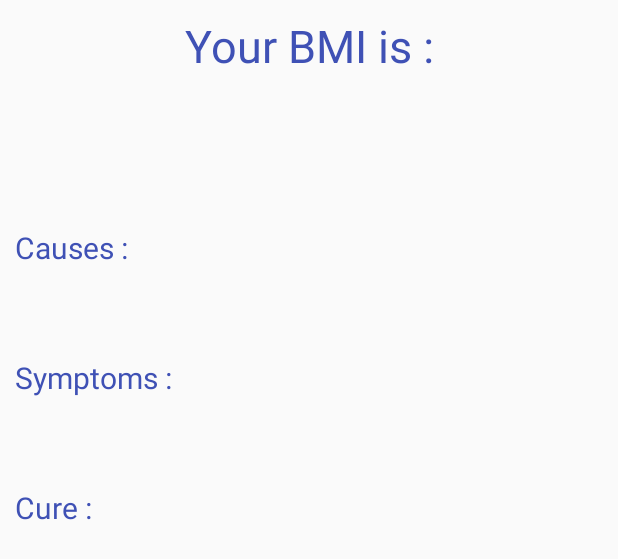
After one commit to t2013anurag/Know-Your-Disesase, an Android app: the layout disease_view.xml on its own in the app's theme, with its tools: preview values and no code run, on a phone screen of 412 x 824 dp. The commit adds this screen. Shown: the top 559 px of the screen. Run offline under Robolectric (Android 15) with nearby library versions, the phone set to English and light mode, and no system bars.

Commit message:
Rendered Views and Error Debugginh

```diff
--- a/app/build.gradle
+++ b/app/build.gradle
@@ -24,4 +24,6 @@ dependencies {
     testCompile 'junit:junit:4.12'
     compile 'com.android.support:appcompat-v7:23.2.1'
     compile 'com.android.support:design:23.2.1'
+    compile 'com.android.support:cardview-v7:21.0.+'
+    compile 'com.android.support:recyclerview-v7:21.0.+'
 }
--- /dev/null
+++ b/app/src/main/res/layout/disease_view.xml
@@ -0,0 +1,79 @@
+<?xml version="1.0" encoding="utf-8"?>
+<ScrollView
+    android:layout_height="match_parent"
+    android:layout_width="match_parent"
+    xmlns:android="http://schemas.android.com/apk/res/android">
+
+    <LinearLayout xmlns:android="http://schemas.android.com/apk/res/android"
+        android:orientation="vertical" android:layout_width="match_parent"
+        android:layout_height="wrap_content">
+
+
+        <TextView
+            android:id="@+id/bmi_text"
+            android:padding="10dp"
+            android:textSize="30sp"
+            android:text="@string/bmi_text"
+            android:textAlignment="center"
+            android:textColor="@color/colorPrimary"
+            android:layout_width="match_parent"
+            android:layout_height="wrap_content" />
+
+        <TextView
+            android:id="@+id/bmi"
+            android:padding="10dp"
+            android:textSize="30sp"
+            android:textAlignment="center"
+            android:textColor="@color/colorPrimary"
+            android:layout_width="match_parent"
+            android:layout_height="wrap_content"
+            android:layout_marginBottom="20dp"/>
+
+        <TextView
+            android:id="@+id/cause_text"
+            android:padding="10dp"
+            android:textSize="20sp"
+            android:text="@string/cause_text"
+            android:textColor="@color/colorPrimary"
+            android:layout_width="match_parent"
+            android:layout_height="wrap_content" />
+
+        <TextView
+
+            android:layout_width="match_parent"
+            android:layout_height="wrap_content"
+            android:id="@+id/causes"
+            android:padding="10dp" />
+
+        <TextView
+            android:layout_width="wrap_content"
+            android:layout_height="wrap_content"
+            android:id="@+id/symptoms_text"
+            android:text="@string/symptoms_text"
+            android:padding="10dp"
+            android:textColor="@color/colorPrimary"
+            android:textSize="20sp"/>
+
+        <TextView
+            android:layout_width="wrap_content"
+            android:layout_height="wrap_content"
+            android:id="@+id/symptoms"
+            android:padding="10dp" />
+
+        <TextView
+            android:layout_width="wrap_content"
+            android:layout_height="wrap_content"
+            android:id="@+id/cure_text"
+            android:text="@string/cure_text"
+            android:padding="10dp"
+            android:textColor="@color/colorPrimary"
+            android:textSize="20sp"/>
+
+        <TextView
+            android:layout_width="wrap_content"
+            android:layout_height="wrap_content"
+            android:id="@+id/cure"
+            android:padding="10dp"/>
+
+    </LinearLayout>
+</ScrollView>
--- a/app/src/main/res/values/strings.xml
+++ b/app/src/main/res/values/strings.xml
@@ -6,6 +6,10 @@
     <string name="weight">Your weight (in kgs)</string>
     <string name="height">Your height (in cms)</string>
     <string name="disease_prompt">Select Disease</string>
+    <string name="bmi_text">Your BMI is :</string>
+    <string name="cure_text">Cure :</string>
+    <string name="symptoms_text">Symptoms :</string>
+    <string name="cause_text">Causes :</string>
 
     <string name="asthama">Asthama</string>
     <string name="cholera">Cholera</string>
```
Also changed, not shown: app/src/main/java/com/example/anurag/knowyourdisease/DiseaseDetail.java (+27 -10 lines), app/src/main/java/com/example/anurag/knowyourdisease/MainActivity.java (+34 -53 lines).
